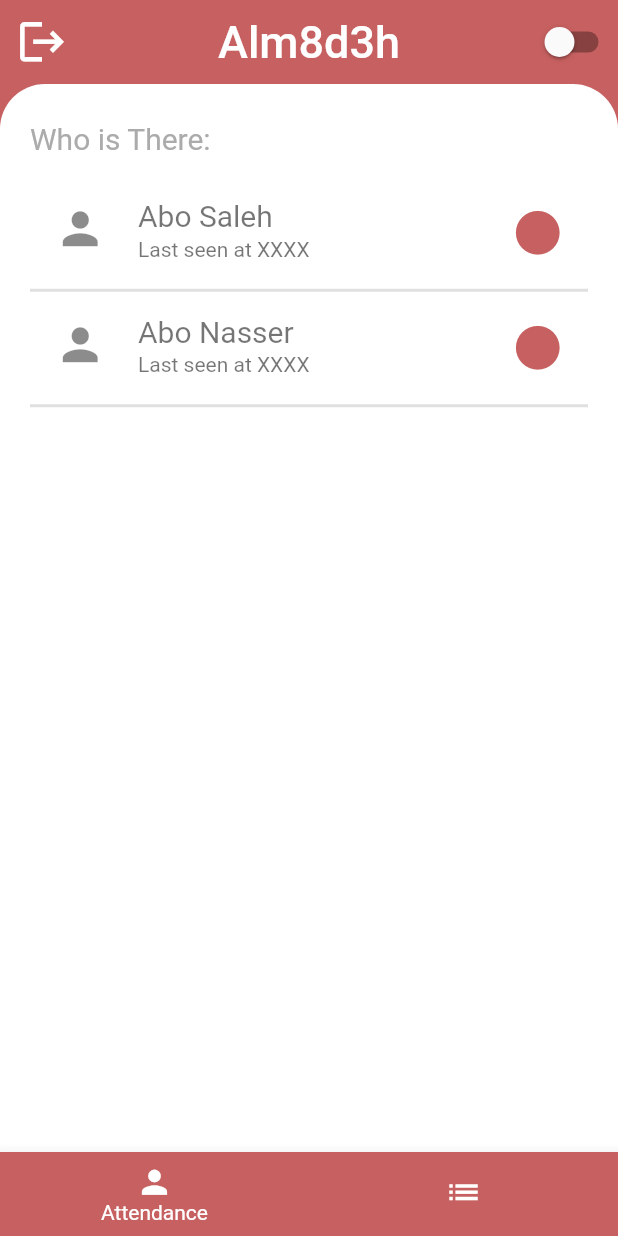
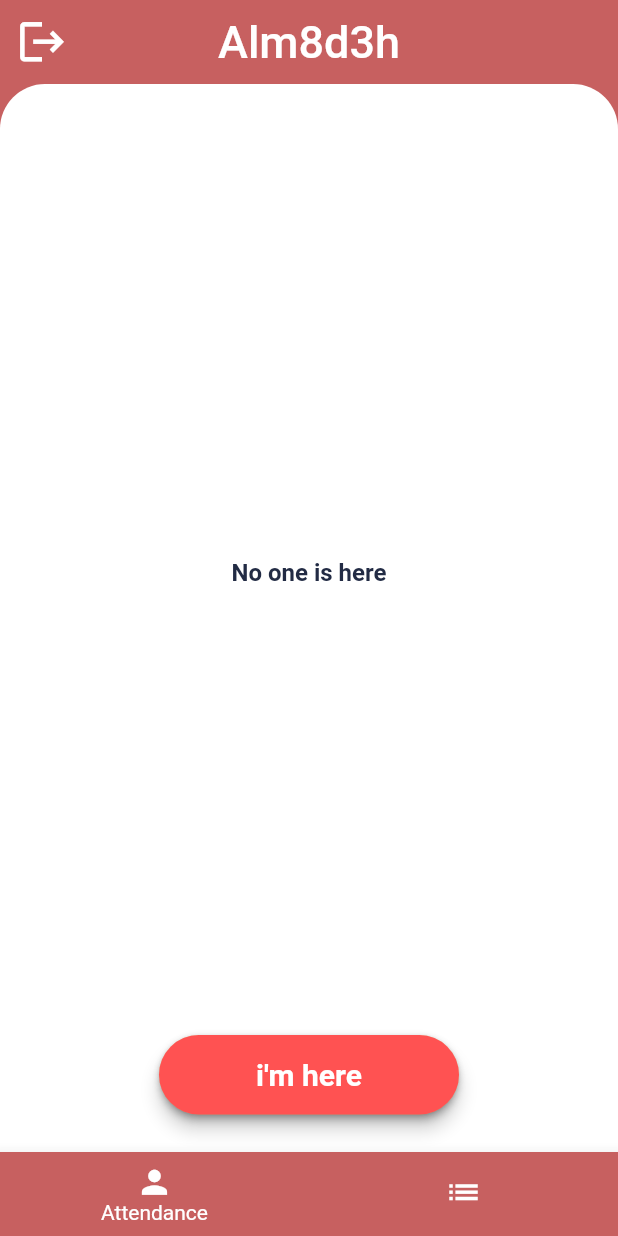
Before and after one commit to OmarAlsukaiti/Alm8d3h, a Flutter app: the Nav screen opened directly, on a phone screen of 412 x 824 dp. Run offline on Flutter 3.47's test engine with Material 2 defaults, Android fonts, the phone set to English and light mode, and no system bars; our stand-ins replace cloud_firestore, firebase_auth, firebase_core, fluttertoast; accounts and stored records are empty.

Commit message:
allow the user to change isOnline field and show the result in Attendance.dart page

```diff
--- a/lib/Attendance.dart
+++ b/lib/Attendance.dart
@@ -1,7 +1,7 @@
 import 'package:alm8d3h/auth/sign_in.dart';
+import 'package:cloud_firestore/cloud_firestore.dart';
 import 'package:flutter/material.dart';
 import 'package:firebase_auth/firebase_auth.dart';
-
 
 class Attendance extends StatefulWidget {
   const Attendance({Key? key}) : super(key: key);
@@ -17,7 +17,12 @@ class _AttendanceState extends State<Attendance> {
   Widget build(BuildContext context) {
     return Scaffold(
       backgroundColor: Color(0xffC76060),
-      appBar: AppBar(
+      body: StreamBuilder<QuerySnapshot<Map<String, dynamic>>>(
+          stream: FirebaseFirestore.instance.collection('users').snapshots(),
+          builder: (context, snapshot) {
+            return NestedScrollView(
+              headerSliverBuilder: (context, innerBoxIsScrolled) => [
+                SliverAppBar(
                   title: Text("Alm8d3h", style: TextStyle(fontSize: 30)),
                   centerTitle: true,
                   backgroundColor: Color(0xffC76060),
@@ -31,17 +36,8 @@ class _AttendanceState extends State<Attendance> {
                     icon: Icon(Icons.logout),
                     iconSize: 35,
                   ),
-        actions: [
-          Switch(
-            value: isOnline,
-            onChanged: (value){
-              setState(() {
-                isOnline=value;
-              });
-            },
-          )
+                ),
               ],
-      ),
               body: Container(
                 padding: EdgeInsets.symmetric(vertical: 25, horizontal: 20),
                 width: double.infinity,
@@ -53,78 +49,82 @@ class _AttendanceState extends State<Attendance> {
                       topRight: Radius.circular(30.0),
                     )),
                 child: Column(
-          mainAxisAlignment: MainAxisAlignment.start,
-          crossAxisAlignment: CrossAxisAlignment.start,
                   children: [
-            Text(
-              "Who is There:",
+                    Expanded(
+                      child: Builder(builder: (context) {
+                        if (!snapshot.hasData)
+                          return Center(child: CircularProgressIndicator());
+                        if (snapshot.data!.docs.isEmpty)
+                          return Center(
+                              child: Text(
+                            'No one is here',
                             style: TextStyle(
-                color: Color(0xffABABAB),
+                              color: Color(0xff222B44),
+                              fontWeight: FontWeight.w600,
+                              fontSize: 16,
+                            ),
+                          ));
+                        return ListView.separated(
+                            physics: ClampingScrollPhysics(),
+                            padding: EdgeInsets.zero,
+                            itemCount: snapshot.data!.docs.length,
+                            itemBuilder: (context, index) {
+                              var User = snapshot.data!.docs[index];
+                              var online =
+                                  snapshot.data!.docs[index]['isOnline'];
+                              return ListTile(
+                                leading: Icon(Icons.person, size: 35),
+                                title: Text(User.get("name")),
+                                trailing: Icon(
+                                  Icons.circle,
+                                  color: online ? Colors.green : Colors.red,
+                                ),
+                              );
+                            },
+                            separatorBuilder:
+                                (BuildContext context, int index) {
+                              return Divider(
+                                thickness: 2,
+                                height: 5,
+                              );
+                            });
+                      }),
+                    ),
+                    SizedBox(height: 8,),
+                    Material(
+                      elevation: 5,
+                      borderRadius: BorderRadius.circular(30),
+                      color: Color(0xffF0D5A3),
+                      child: MaterialButton(
+                        padding: EdgeInsets.fromLTRB(20, 15, 20, 15),
+                        color: Colors.redAccent,
+                        shape: RoundedRectangleBorder(
+                            borderRadius: BorderRadius.circular(30)),
+                        minWidth: 200,
+                        onPressed: () {
+                          setState(() {
+                            isOnline = !isOnline;
+                          });
+                          FirebaseFirestore.instance
+                              .collection('users')
+                              .doc(FirebaseAuth.instance.currentUser!.uid)
+                              .update({'isOnline': isOnline});
+                        },
+                        child: Text(
+                          isOnline ? "i'm out" : "i'm here",
+                          textAlign: TextAlign.center,
+                          style: TextStyle(
                               fontSize: 20,
+                              color: Colors.white,
+                              fontWeight: FontWeight.bold),
                         ),
                       ),
-            SizedBox(
-              height: 15,
-            ),
-            ListTile(
-              leading: Icon(
-                Icons.person,
-                size: 35,
-              ),
-              title: Text(
-                "Abo Saleh",
-                style: TextStyle(
-                  color: Colors.black54,
-                  fontSize: 20,
-                ),
-              ),
-              subtitle: Text(
-                "Last seen at XXXX",
-                style: TextStyle(
-                  color: Colors.black54,
-                ),
-              ),
-              trailing: Icon(
-                Icons.circle,
-                color: isOnline ? Colors.green : Color(0xffC76060),
-                size: 35,
-              ),
-            ),
-            Divider(
-              thickness: 2,
-              height: 5,
-            ),
-            ListTile(
-              leading: Icon(
-                Icons.person,
-                size: 35,
-              ),
-              title: Text(
-                "Abo Nasser",
-                style: TextStyle(
-                  color: Colors.black54,
-                  fontSize: 20,
-                ),
-              ),
-              subtitle: Text(
-                "Last seen at XXXX",
-                style: TextStyle(
-                  color: Colors.black54,
-                ),
-              ),
-              trailing: Icon(
-                Icons.circle,
-                color: isOnline ? Colors.green : Color(0xffC76060),
-                size: 35,
-              ),
-            ),
-            Divider(
-              thickness: 2,
-              height: 5,
                     ),
                   ],
                 ),
               ),
             );
+          }),
+    );
   }
 }
--- a/lib/main.dart
+++ b/lib/main.dart
@@ -14,7 +14,7 @@ class MyApp extends StatelessWidget {
   @override
   Widget build(BuildContext context) {
     return MaterialApp(
-      home: Nav(),
+      home: SignIn(),
       debugShowCheckedModeBanner: false,
     );
   }
```
Lines whose indentation alone changed are shown as unchanged.
